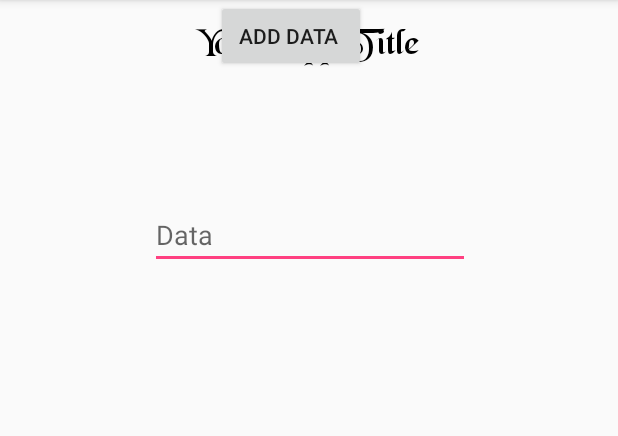
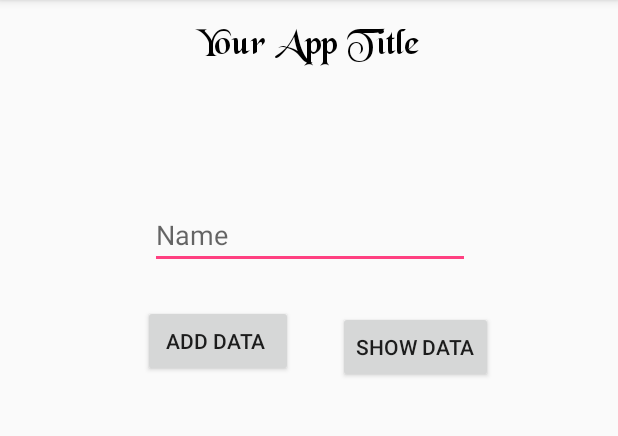
Before and after one commit to rahat14/workshopandroid, an Android app: the screen it shows after launch (MainActivity), after a tap on "ADD DATA", on a phone screen of 412 x 824 dp, the part 84-520 px from its top. Run offline under Robolectric (Android 15) with nearby library versions, the phone set to English and light mode, and no system bars.

Commit message:
v2
added show deatuls

```diff
--- a/app/src/main/java/com/example/metacoders/dictionary/MainActivity.java
+++ b/app/src/main/java/com/example/metacoders/dictionary/MainActivity.java
@@ -1,39 +1,35 @@
 package com.example.metacoders.dictionary;
 
+import android.content.Intent;
 import android.support.v7.app.AppCompatActivity;
 import android.os.Bundle;
 import android.view.View;
 import android.widget.Button;
 import android.widget.EditText;
+import android.widget.ProgressBar;
 import android.widget.Toast;
 
 public class MainActivity extends AppCompatActivity {
-public Button add_button ;
-public EditText input_data ;
+public  Button add_btn , Show_btn;
+public  EditText input_field ;
+String User_name ;
 DatabaseHelper mDB ;
-String in_data ;
 
     @Override
     protected void onCreate(Bundle savedInstanceState) {
         super.onCreate(savedInstanceState);
         setContentView(R.layout.activity_main);
-        add_button= (Button)findViewById(R.id.ADD_btn) ;
-        input_data = (EditText)findViewById(R.id.editText_input);
-        mDB = new DatabaseHelper(this);
+        add_btn= (Button)findViewById(R.id.ADD_btn);
+        input_field = (EditText)findViewById(R.id.editText_input) ;
+        Show_btn = (Button)findViewById(R.id.button_Show);
 
-        add_button.setOnClickListener(new View.OnClickListener() {
+        mDB = new DatabaseHelper(this );
+
+        Show_btn.setOnClickListener(new View.OnClickListener() {
             @Override
-            public void onClick(View view) {
-                in_data = input_data.getText().toString();
-                if(input_data.length() != 0 ){
-                    AddData(in_data);
-                    input_data.setText("");
-                }
-                else {
-                   Toast.makeText(getApplicationContext() , "ENter something ",Toast.LENGTH_LONG).show();
-
-                }
-
+            public void onClick(View v) {
+                Intent  i = new Intent(getApplicationContext() , List_of_Data.class);
+                startActivity(i);
             }
         });
 
@@ -41,19 +37,50 @@ String in_data ;
 
 
 
+            add_btn.setOnClickListener(new View.OnClickListener() {
+                @Override
+                public void onClick(View v) {
+                    User_name = input_field.getText().toString() ;
+                    if(User_name.length() != 0 ){
+                        sendDataToDatabase(User_name);
+                        input_field.setText("");
+                    }
+                    else {
+
+                        Toast.makeText(getApplicationContext() , "PLZZ ENTER THE NAME", Toast.LENGTH_SHORT).show();
+
+                    }
+
+
+                }
+            });
+
+
+
 
     }
 
-  public  void   AddData(String Data ){
-        boolean  insertData = mDB.addData(Data);
-        if (insertData){
-            Toast.makeText(this ,"Data Saved " , Toast.LENGTH_SHORT).show();
-        }
-        else
-        {
-            Toast.makeText(this ,"Data NOT  SAVED  " , Toast.LENGTH_SHORT).show();
-        }
+    public  void sendDataToDatabase(String name ){
+               boolean inserted_data = mDB.addDATA(name);
+
+               if(inserted_data){
+
+                   Toast.makeText(this ,"YOUR NAME HAS BEEN SAVED " , Toast.LENGTH_SHORT ).show();
+
+               }
+               else{
+
+                   Toast.makeText(this, " ERROR : YOUR NAME HAS NOT BEEN SAVED " , Toast.LENGTH_LONG).show();
+               }
 
 
-  }
+
+
+    }
+
+
+
+
+
+
 }
--- a/app/src/main/res/layout/activity_main.xml
+++ b/app/src/main/res/layout/activity_main.xml
@@ -8,14 +8,14 @@
 
     <TextView
         android:id="@+id/textView"
-        android:fontFamily="@font/title_font"
         android:layout_width="211dp"
         android:layout_height="54dp"
+        android:fontFamily="@font/title_font"
+        android:gravity="center"
         android:text="Your App Title"
         android:textColor="#000"
+        android:textSize="25sp"
         android:textStyle="bold"
-        android:gravity="center"
-        android:textSize="25sp"
         app:layout_constraintBottom_toBottomOf="parent"
         app:layout_constraintHorizontal_bias="0.502"
         app:layout_constraintLeft_toLeftOf="parent"
@@ -31,8 +31,8 @@
         android:layout_marginStart="8dp"
         android:layout_marginTop="76dp"
         android:ems="10"
+        android:hint="Name"
         android:inputType="textPersonName"
-        android:hint="Data"
         app:layout_constraintEnd_toEndOf="parent"
         app:layout_constraintHorizontal_bias="0.503"
         app:layout_constraintStart_toStartOf="parent"
@@ -44,11 +44,24 @@
         android:layout_height="wrap_content"
         android:layout_marginEnd="8dp"
         android:layout_marginStart="8dp"
-        android:layout_marginTop="20dp"
+        android:layout_marginTop="24dp"
         android:text="Add data "
         app:layout_constraintEnd_toEndOf="parent"
-        app:layout_constraintHorizontal_bias="0.46"
+        app:layout_constraintHorizontal_bias="0.294"
         app:layout_constraintStart_toStartOf="parent"
-        app:layout_constraintTop_toBottomOf="@+id/editText" />
+        app:layout_constraintTop_toBottomOf="@+id/editText_input" />
+
+    <Button
+        android:id="@+id/button_Show"
+        android:layout_width="wrap_content"
+        android:layout_height="wrap_content"
+        android:layout_marginEnd="8dp"
+        android:layout_marginStart="8dp"
+        android:layout_marginTop="28dp"
+        android:text="Show Data"
+        app:layout_constraintEnd_toEndOf="parent"
+        app:layout_constraintHorizontal_bias="0.223"
+        app:layout_constraintStart_toEndOf="@+id/ADD_btn"
+        app:layout_constraintTop_toBottomOf="@+id/editText_input" />
 
 </android.support.constraint.ConstraintLayout>
```
Also changed, not shown: app/src/main/AndroidManifest.xml (+5 -7 lines), app/src/main/java/com/example/metacoders/dictionary/DatabaseHelper.java (+50 -29 lines), app/src/main/java/com/example/metacoders/dictionary/List_of_Data.java (added, +58 -0 lines), app/src/main/res/layout/activity_list_of__data.xml (added, +20 -0 lines).
